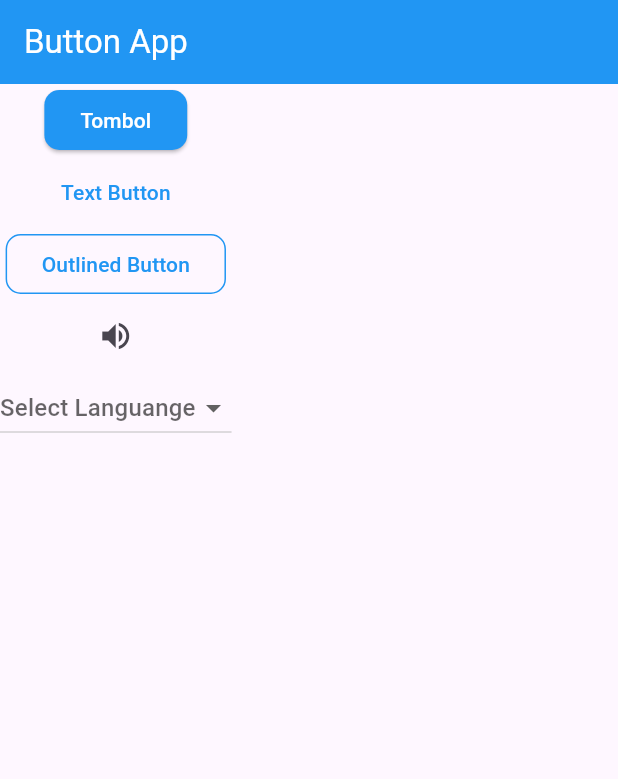
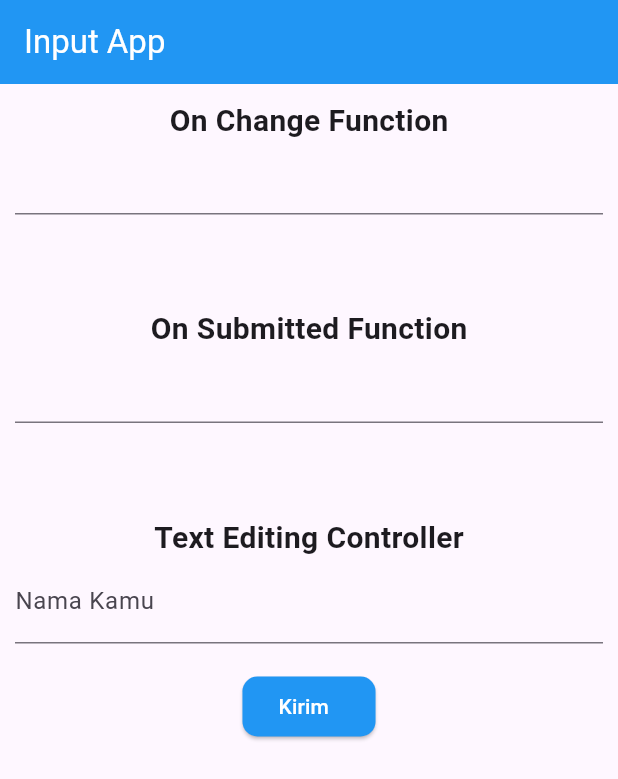
Before and after one commit to fauzihub13/lokatrip, a Flutter app: the screen it shows after launch, on a phone screen of 412 x 824 dp. Shown: the top 779 px of the screen. Run offline on Flutter 3.47's test engine with Material 3 defaults, Android fonts, the light colour scheme and no system bars.

Commit message:
feat: input column type variations

```diff
--- /dev/null
+++ b/lib/components/input.dart
@@ -0,0 +1,119 @@
+import 'package:flutter/material.dart';
+
+class InputApp extends StatelessWidget {
+  const InputApp({Key? key}) : super(key: key);
+
+  @override
+  Widget build(BuildContext context) {
+    return MaterialApp(
+      title: "Button App",
+      theme: ThemeData(),
+      home: const InputAppScreen(),
+    );
+  }
+}
+
+class InputAppScreen extends StatefulWidget {
+  const InputAppScreen({Key? key}) : super(key: key);
+
+  @override
+  State<InputAppScreen> createState() => _InputAppScreenState();
+}
+
+class _InputAppScreenState extends State<InputAppScreen> {
+  String _onChangedName = '';
+  String _onSubmittedName = '';
+  String _textControllerName = '';
+  TextEditingController _controller = TextEditingController();
+
+  @override
+  Widget build(BuildContext context) {
+    return Scaffold(
+        appBar: AppBar(
+          title: const Text(
+            'Input App',
+            style: TextStyle(color: Colors.white),
+          ),
+          backgroundColor: Colors.blue,
+        ),
+        body: SafeArea(
+          child: Padding(
+            padding: const EdgeInsets.all(10),
+            child: Column(
+              children: [
+                const Text(
+                  "On Change Function",
+                  style: TextStyle(fontSize: 20.0, fontWeight: FontWeight.bold),
+                ),
+                TextField(
+                  onChanged: (String value) {
+                    setState(() {
+                      _onChangedName = value;
+                    });
+                  },
+                ),
+                const SizedBox(height: 18.0),
+                Text(
+                  _onChangedName,
+                  style: const TextStyle(fontSize: 18.0),
+                ),
+                const SizedBox(height: 18.0),
+                const Text(
+                  "On Submitted Function",
+                  style: TextStyle(fontSize: 20.0, fontWeight: FontWeight.bold),
+                ),
+                TextField(
+                  onSubmitted: (String value) {
+                    setState(() {
+                      _onSubmittedName = value;
+                    });
+                  },
+                ),
+                const SizedBox(height: 18.0),
+                Text(
+                  _onSubmittedName,
+                  style: const TextStyle(fontSize: 18.0),
+                ),
+                const SizedBox(height: 18.0),
+                const Text(
+                  "Text Editing Controller",
+                  style: TextStyle(fontSize: 20.0, fontWeight: FontWeight.bold),
+                ),
+                TextField(
+                  decoration: const InputDecoration(
+                      hintText: "Tulis nama kamu disini",
+                      labelText: "Nama Kamu"),
+                  controller: _controller,
+                  onChanged: ((String textControllerName) {
+                    setState(() {
+                      _textControllerName = textControllerName;
+                    });
+                  }),
+                ),
+                const SizedBox(height: 18.0),
+                ElevatedButton(
+                  style: ElevatedButton.styleFrom(
+                      backgroundColor: Colors.blue,
+                      shape: RoundedRectangleBorder(
+                        borderRadius: BorderRadius.circular(10),
+                      )),
+                  child: const Text(
+                    "Kirim  ",
+                    style: TextStyle(color: Colors.white),
+                  ),
+                  onPressed: () {
+                    showDialog(
+                        context: context,
+                        builder: (context) {
+                          return AlertDialog(
+                            content: Text('Hello $_textControllerName'),
+                          );
+                        });
+                  },
+                ),
+              ],
+            ),
+          ),
+        ));
+  }
+}
--- a/lib/main.dart
+++ b/lib/main.dart
@@ -1,9 +1,11 @@
 import 'package:flutter/material.dart';
 
+import 'components/input.dart';
 import 'components/button.dart';
 
+
 void main() {
-  runApp(const ButtonApp());
+  runApp(const InputApp());
 }
 
 class MyApp extends StatelessWidget {
```
